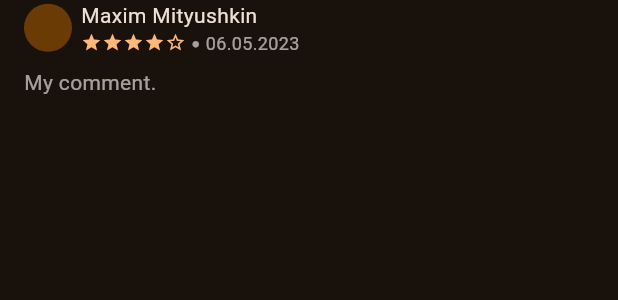
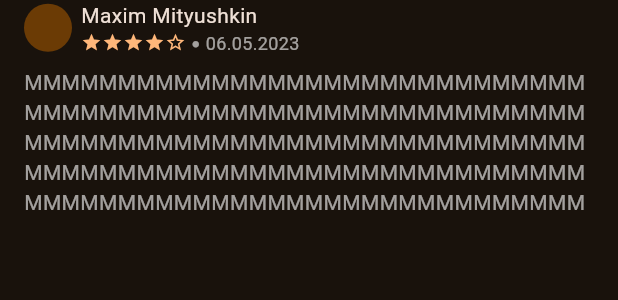
Before and after one commit to MusicDay-Inc/musicday_mobile, a Flutter app: the AnotherUserReviewWidget widget shown alone on an empty page, opened directly, on a phone screen of 412 x 824 dp. Shown: the top 300 px of the screen. Run offline on Flutter 3.47's test engine with Material 2 defaults, Android fonts, the phone set to English and light mode, and no system bars; drawn by our look-alikes of expandable_text; our stand-ins replace dio, flutter_bloc, flutter_secure_storage, flutter_svg, freezed_annotation, get_it and 4 more; accounts and stored records are empty; generated files the repository leaves out were written again; network calls fail.

Commit message:
Fixed some mistakes on song info screen.

```diff
--- a/lib/releases/ui/song_info/song_info_screen.dart
+++ b/lib/releases/ui/song_info/song_info_screen.dart
@@ -92,12 +92,12 @@ class _SongInfoScreenState extends State<SongInfoScreen> {
                   return Column(
                     children: [
                       const SizedBox(height: 8),
-                      const AnotherUserReviewWidget(
+                      AnotherUserReviewWidget(
                         reviewTimestamp: 1683402042,
                         authorId: "Maxim Mityushkin",
                         authorName: "Maxim Mityushkin",
                         authorAvatar: null,
-                        comment: "My comment.",
+                        comment: "M" * 150,
                         rating: 4,
                       ),
                       const SizedBox(height: 14),
--- a/lib/releases/ui/widgets/another_user_review_widget.dart
+++ b/lib/releases/ui/widgets/another_user_review_widget.dart
@@ -1,3 +1,4 @@
+import 'package:expandable_text/expandable_text.dart';
 import 'package:flutter/material.dart';
 import 'package:musicday_mobile/core/formatting/date_formatting_extensions.dart';
 import 'package:musicday_mobile/core/ui/avatars/avatar_widget.dart';
@@ -57,7 +58,12 @@ class AnotherUserReviewWidget extends StatelessWidget {
                 ),
               ]),
               const SizedBox(height: 8),
-              Text(comment, style: TextStyle(color: Theme.of(context).hintColor)),
+              ExpandableText(
+                comment,
+                style: TextStyle(color: Theme.of(context).hintColor),
+                expandText: "[read more]",
+                maxLines: 5,
+              ),
             ],
           ),
         ),
--- a/pubspec.yaml
+++ b/pubspec.yaml
@@ -33,6 +33,7 @@ dependencies:
   cupertino_icons: ^1.0.2
   dio: ^5.0.0
   intl: ^0.17.0
+  expandable_text: ^2.3.0
   freezed_annotation: ^2.2.0
   flutter_bloc: ^8.1.2
   flutter_secure_storage: ^8.0.0
```
Also changed, not shown: pubspec.lock.
